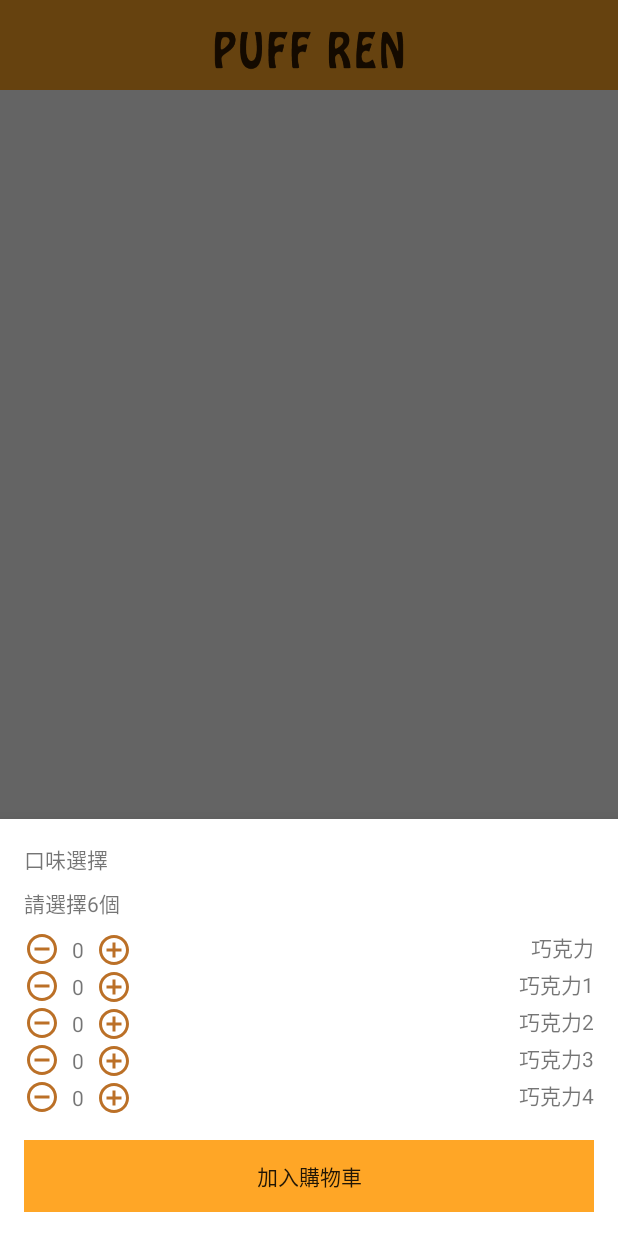
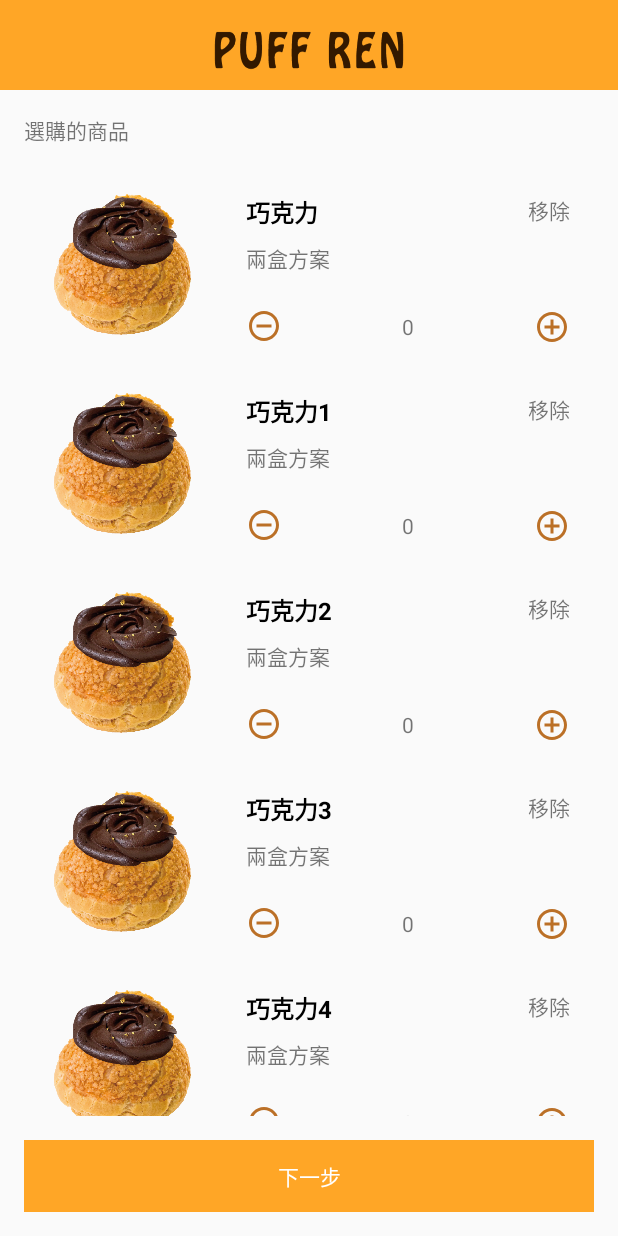
Before and after one commit to rn1it/PuffRen, an Android app: the CartFragment screen opened through its navigation route, on a phone screen of 412 x 824 dp. Run offline under Robolectric (Android 15) with nearby library versions, the phone set to English and light mode, and no system bars; our stand-ins replace data binding; 2 statements that could not run were skipped.

Commit message:
edit cart from dialog to fragment, edit detail button, edit cart ui

```diff
--- a/app/src/main/java/com/rn1/puffren/factory/ViewModelFactory.kt
+++ b/app/src/main/java/com/rn1/puffren/factory/ViewModelFactory.kt
@@ -4,10 +4,9 @@
 import androidx.lifecycle.ViewModelProvider
 import com.rn1.puffren.MainViewModel
 import com.rn1.puffren.data.source.PuffRenRepository
-import com.rn1.puffren.ui.add2cart.Add2cartViewModel
+import com.rn1.puffren.ui.cart.CartViewModel
 import com.rn1.puffren.ui.home.HomeViewModel
 import com.rn1.puffren.ui.login.LoginViewModel
-import com.rn1.puffren.ui.profile.ProfileViewModel
 import com.rn1.puffren.ui.registry.RegistryViewModel
 import com.rn1.puffren.ui.report.ReportViewModel
 
@@ -34,8 +33,6 @@
                 isAssignableFrom(ReportViewModel::class.java) ->
                     ReportViewModel(repository)
 
-                isAssignableFrom(Add2cartViewModel::class.java) ->
-                    Add2cartViewModel(repository)
                 else ->
                     throw IllegalArgumentException("Unknown ViewModel class: ${modelClass.name}")
             }
--- a/app/src/main/java/com/rn1/puffren/ui/add2cart/Add2cartDialog.kt
+++ b/app/src/main/java/com/rn1/puffren/ui/cart/CartFragment.kt
@@ -1,20 +1,23 @@
-package com.rn1.puffren.ui.add2cart
+package com.rn1.puffren.ui.cart
 
 import android.os.Bundle
 import android.view.LayoutInflater
 import android.view.View
 import android.view.ViewGroup
+import androidx.fragment.app.Fragment
 import androidx.fragment.app.viewModels
-import com.google.android.material.bottomsheet.BottomSheetDialogFragment
-import com.rn1.puffren.databinding.DialogAdd2cartBinding
+import com.rn1.puffren.databinding.FragmentCartBinding
 import com.rn1.puffren.ext.getVmFactory
-import com.rn1.puffren.util.Logger
 
-class Add2cartDialog: BottomSheetDialogFragment() {
+class CartFragment: Fragment() {
 
-    lateinit var binding: DialogAdd2cartBinding
-    val viewModel by viewModels<Add2cartViewModel> { getVmFactory()}
-
+    lateinit var binding: FragmentCartBinding
+    val viewModel by viewModels<CartViewModel> {
+        getVmFactory(
+            CartFragmentArgs.fromBundle(requireArguments()).product,
+            CartFragmentArgs.fromBundle(requireArguments()).itemPackage
+        )
+    }
 
     override fun onCreateView(
         inflater: LayoutInflater,
@@ -22,7 +25,7 @@
         savedInstanceState: Bundle?
     ): View {
 
-        binding = DialogAdd2cartBinding.inflate(inflater, container, false)
+        binding = FragmentCartBinding.inflate(inflater, container, false)
         binding.lifecycleOwner = this
         val s1 = "巧克力"
         val s2 = "巧克力1"
@@ -45,7 +48,4 @@
 
         return binding.root
     }
-
-
-
 }
--- a/app/src/main/java/com/rn1/puffren/ui/add2cart/FavorAdapter.kt
+++ b/app/src/main/java/com/rn1/puffren/ui/cart/FavorAdapter.kt
@@ -1,4 +1,4 @@
-package com.rn1.puffren.ui.add2cart
+package com.rn1.puffren.ui.cart
 
 import android.annotation.SuppressLint
 import android.view.LayoutInflater
--- a/app/src/main/res/layout/dialog_add2cart.xml
+++ /dev/null
@@ -1,54 +0,0 @@
-<?xml version="1.0" encoding="utf-8"?>
-<layout xmlns:app="http://schemas.android.com/apk/res-auto"
-    xmlns:android="http://schemas.android.com/apk/res/android">
-
-    <data>
-
-    </data>
-
-    <androidx.constraintlayout.widget.ConstraintLayout
-        android:layout_width="match_parent"
-        android:layout_height="600dp"
-        android:padding="16dp">
-
-        <TextView
-            android:id="@+id/text_choose_favor_title"
-            android:layout_width="wrap_content"
-            android:layout_height="wrap_content"
-            android:layout_marginBottom="8dp"
-            android:text="口味選擇"
-            app:layout_constraintBottom_toTopOf="@+id/text_choose_favor_note"
-            app:layout_constraintStart_toStartOf="parent" />
-
-        <TextView
-            android:id="@+id/text_choose_favor_note"
-            android:layout_width="wrap_content"
-            android:layout_height="wrap_content"
-            android:layout_marginBottom="8dp"
-            android:text="請選擇6個"
-            app:layout_constraintBottom_toTopOf="@+id/recycler_favors"
-            app:layout_constraintStart_toStartOf="parent" />
-
-        <androidx.recyclerview.widget.RecyclerView
-            android:id="@+id/recycler_favors"
-            android:layout_width="0dp"
-            android:layout_height="wrap_content"
-            android:layout_marginBottom="16dp"
-            android:orientation="vertical"
-            app:layoutManager="androidx.recyclerview.widget.LinearLayoutManager"
-            app:layout_constraintBottom_toTopOf="@+id/button_add_2_cart"
-            app:layout_constraintEnd_toEndOf="parent"
-            app:layout_constraintStart_toStartOf="parent" />
-
-        <Button
-            android:id="@+id/button_add_2_cart"
-            style="@style/Base.Widget.AppCompat.Button.Borderless"
-            android:layout_width="0dp"
-            android:layout_height="wrap_content"
-            android:background="@color/orange_ffa626"
-            android:text="@string/add2cart"
-            app:layout_constraintBottom_toBottomOf="parent"
-            app:layout_constraintEnd_toEndOf="parent"
-            app:layout_constraintStart_toStartOf="parent" />
-    </androidx.constraintlayout.widget.ConstraintLayout>
-</layout>
--- /dev/null
+++ b/app/src/main/res/layout/fragment_cart.xml
@@ -0,0 +1,49 @@
+<?xml version="1.0" encoding="utf-8"?>
+<layout xmlns:tools="http://schemas.android.com/tools"
+    xmlns:app="http://schemas.android.com/apk/res-auto"
+    xmlns:android="http://schemas.android.com/apk/res/android">
+
+    <data>
+
+    </data>
+
+    <androidx.constraintlayout.widget.ConstraintLayout
+        android:layout_width="match_parent"
+        android:layout_height="match_parent"
+        android:padding="16dp">
+
+        <TextView
+            android:id="@+id/choose_item_title"
+            android:layout_width="wrap_content"
+            android:layout_height="wrap_content"
+            android:text="@string/item_selected"
+            app:layout_constraintStart_toStartOf="parent"
+            app:layout_constraintTop_toTopOf="parent" />
+
+        <androidx.recyclerview.widget.RecyclerView
+            android:id="@+id/recycler_favors"
+            android:layout_width="0dp"
+            android:layout_height="0dp"
+            android:layout_marginTop="16dp"
+            android:layout_marginBottom="16dp"
+            android:orientation="vertical"
+            android:clipToPadding="false"
+            app:layoutManager="androidx.recyclerview.widget.LinearLayoutManager"
+            app:layout_constraintBottom_toTopOf="@+id/button_cart_next"
+            app:layout_constraintEnd_toEndOf="parent"
+            app:layout_constraintStart_toStartOf="parent"
+            app:layout_constraintTop_toBottomOf="@+id/choose_item_title" />
+
+        <Button
+            android:id="@+id/button_cart_next"
+            android:layout_width="0dp"
+            android:layout_height="wrap_content"
+            android:background="@color/orange_ffa626"
+            android:text="@string/next_step"
+            android:textColor="@color/white"
+            app:layout_constraintBottom_toBottomOf="parent"
+            app:layout_constraintEnd_toEndOf="parent"
+            app:layout_constraintStart_toStartOf="parent"
+            style="@style/Base.Widget.AppCompat.Button.Borderless" />
+    </androidx.constraintlayout.widget.ConstraintLayout>
+</layout>
--- a/app/src/main/res/layout/fragment_detail.xml
+++ b/app/src/main/res/layout/fragment_detail.xml
@@ -190,12 +190,13 @@
                 android:layout_width="0dp"
                 android:layout_height="48dp"
                 android:layout_margin="16dp"
-                android:background="@color/orange_ffa626"
+                android:background="@color/grey_d3d3d3"
                 android:letterSpacing="0.15"
                 android:text="@string/note_select_item_first"
                 android:textColor="@color/white"
                 android:textSize="16sp"
-                android:onClick="@{() -> viewModel.show2cart()}"
+                android:enabled="false"
+                android:onClick="@{() -> viewModel.navigateToCart()}"
                 style="@style/Base.Widget.AppCompat.Button.Borderless"
                 app:layout_constraintEnd_toEndOf="parent"
                 app:layout_constraintStart_toStartOf="parent"
--- a/app/src/main/res/layout/item_favor.xml
+++ b/app/src/main/res/layout/item_favor.xml
@@ -4,29 +4,88 @@
     xmlns:android="http://schemas.android.com/apk/res/android">
 
     <data>
-
+        <variable
+            name="viewModel"
+            type="com.rn1.puffren.ui.cart.CartViewModel" />
+        <variable
+            name="product"
+            type="com.rn1.puffren.data.Product" />
     </data>
 
     <androidx.constraintlayout.widget.ConstraintLayout
         android:layout_width="match_parent"
-        android:layout_height="wrap_content">
+        android:layout_height="wrap_content"
+        android:padding="16dp">
+
+        <ImageView
+            android:id="@+id/image_puff_favor"
+            android:layout_width="100dp"
+            android:layout_height="100dp"
+            android:src="@drawable/dark_chocolate_cream_puff"
+            app:layout_constraintStart_toStartOf="parent"
+            app:layout_constraintTop_toTopOf="parent" />
+
+        <TextView
+            android:id="@+id/text_item_favor"
+            android:layout_width="0dp"
+            android:layout_height="wrap_content"
+            android:layout_marginStart="32dp"
+            android:layout_marginEnd="16dp"
+            android:text="巧克力"
+            app:layout_constraintEnd_toStartOf="@+id/text_item_remove"
+            app:layout_constraintStart_toEndOf="@+id/image_puff_favor"
+            app:layout_constraintTop_toTopOf="@+id/image_puff_favor"
+            style="@style/text_style_item_title" />
+
+        <TextView
+            android:id="@+id/text_item_remove"
+            android:layout_width="wrap_content"
+            android:layout_height="wrap_content"
+            android:text="移除"
+            app:layout_constraintEnd_toEndOf="parent"
+            app:layout_constraintTop_toTopOf="parent" />
+
+        <TextView
+            android:id="@+id/text_item_price"
+            style="@style/text_style_item_title"
+            price="30"
+            android:layout_width="wrap_content"
+            android:layout_height="wrap_content"
+            app:layout_constraintEnd_toEndOf="parent"
+            app:layout_constraintTop_toTopOf="@+id/textView"
+            tools:text="NT$380" />
+
+        <TextView
+            android:id="@+id/textView"
+            android:layout_width="wrap_content"
+            android:layout_height="wrap_content"
+            android:layout_marginTop="8dp"
+            android:text="兩盒方案"
+            app:layout_constraintStart_toStartOf="@+id/text_item_favor"
+            app:layout_constraintTop_toBottomOf="@+id/text_item_favor" />
 
         <ImageButton
             android:id="@+id/button_minus"
             android:layout_width="wrap_content"
             android:layout_height="wrap_content"
+            android:layout_marginStart="32dp"
             android:background="@null"
-            app:layout_constraintStart_toStartOf="parent"
-            app:layout_constraintTop_toTopOf="parent"
+            android:onClick="@{"
+            app:layout_constraintBottom_toBottomOf="@+id/image_puff_favor"
+            app:layout_constraintEnd_toStartOf="@+id/text_favor_amount"
+            app:layout_constraintHorizontal_bias="0.5"
+            app:layout_constraintHorizontal_chainStyle="spread_inside"
+            app:layout_constraintStart_toEndOf="@+id/image_puff_favor"
             app:srcCompat="@drawable/ic_baseline_minus_circle_outline_24" />
 
         <ImageButton
             android:id="@+id/button_add"
             android:layout_width="wrap_content"
             android:layout_height="wrap_content"
-            android:layout_marginStart="8dp"
             android:background="@null"
             app:layout_constraintBottom_toBottomOf="@+id/text_favor_amount"
+            app:layout_constraintEnd_toEndOf="parent"
+            app:layout_constraintHorizontal_bias="0.5"
             app:layout_constraintStart_toEndOf="@+id/text_favor_amount"
             app:layout_constraintTop_toTopOf="@+id/text_favor_amount"
             app:srcCompat="@drawable/ic_baseline_add_circle_outline_24" />
@@ -35,18 +94,12 @@
             android:id="@+id/text_favor_amount"
             android:layout_width="wrap_content"
             android:layout_height="wrap_content"
-            android:layout_marginStart="8dp"
             android:text="0"
             app:layout_constraintBottom_toBottomOf="@+id/button_minus"
+            app:layout_constraintEnd_toStartOf="@+id/button_add"
+            app:layout_constraintHorizontal_bias="0.5"
             app:layout_constraintStart_toEndOf="@+id/button_minus"
             app:layout_constraintTop_toTopOf="@+id/button_minus" />
 
-        <TextView
-            android:id="@+id/text_item_favor"
-            android:layout_width="wrap_content"
-            android:layout_height="wrap_content"
-            android:text="巧克力"
-            app:layout_constraintEnd_toEndOf="parent"
-            app:layout_constraintTop_toTopOf="parent" />
     </androidx.constraintlayout.widget.ConstraintLayout>
 </layout>
--- a/app/src/main/res/layout/item_package.xml
+++ b/app/src/main/res/layout/item_package.xml
@@ -45,9 +45,10 @@
 
         <TextView
             android:id="@+id/text_origin_price"
-            price="@{itemPackage.originalPrice}"
             android:layout_width="wrap_content"
             android:layout_height="wrap_content"
+            price="@{itemPackage.originalPrice}"
+            android:textSize="12sp"
             app:layout_constraintEnd_toEndOf="parent"
             app:layout_constraintTop_toTopOf="parent"
             tool:text="NT$200" />
--- a/app/src/main/res/navigation/navigation.xml
+++ b/app/src/main/res/navigation/navigation.xml
@@ -67,11 +67,20 @@
         android:label="EditMembershipFragment"
         tools:layout="@layout/fragment_edit_membership"/>
 
-    <dialog
-        android:id="@+id/add2cartDialog"
-        android:name="com.rn1.puffren.ui.add2cart.Add2cartDialog"
-        android:label="Add2cartDialog"
-        tools:layout="@layout/dialog_add2cart"/>
+    <fragment
+        android:id="@+id/cartFragment"
+        android:name="com.rn1.puffren.ui.cart.CartFragment"
+        android:label="CartFragment"
+        tools:layout="@layout/fragment_cart">
+        <argument
+            android:name="product"
+            app:argType="com.rn1.puffren.data.Product"
+            app:nullable="true" />
+        <argument
+            android:name="itemPackage"
+            app:argType="com.rn1.puffren.data.ItemPackage"
+            app:nullable="true" />
+    </fragment>
 
     <fragment
         android:id="@+id/registryFragment"
@@ -109,8 +118,8 @@
         app:destination="@id/profileFragment" />
 
     <action
-        android:id="@+id/action_global_add2cartDialog"
-        app:destination="@id/add2cartDialog" />
+        android:id="@+id/action_global_cartFragment"
+        app:destination="@id/cartFragment" />
 
     <action
         android:id="@+id/action_global_editMembershipFragment"
--- a/app/src/main/res/values/colors.xml
+++ b/app/src/main/res/values/colors.xml
@@ -7,4 +7,6 @@
     <color name="orange_ffa626">#FFA626</color>
     <color name="gray_646464">#646464</color>
     <color name="white">#FFFFFF</color>
+    <color name="grey_d3d3d3">#D3D3D3</color>
+    <color name="black_000000">#000000</color>
 </resources>
--- a/app/src/main/res/values/strings.xml
+++ b/app/src/main/res/values/strings.xml
@@ -50,4 +50,6 @@
     <string name="notification">注意事項</string>
     <string name="where_are_puffrens">泡芙人在哪</string>
     <string name="puffrens_tomorrow">明天的泡芙人</string>
+    <string name="item_selected">選購的商品</string>
+    <string name="next_step">下一步</string>
 </resources>
--- a/app/src/main/res/values/styles.xml
+++ b/app/src/main/res/values/styles.xml
@@ -48,4 +48,10 @@
         <item name="android:textSize">18sp</item>
     </style>
 
+    <style name="text_style_item_title">
+        <item name="android:textColor">@color/black_000000</item>
+        <item name="android:textStyle">bold</item>
+        <item name="android:textSize">16sp</item>
+    </style>
+
 </resources>
```
Also changed, not shown: app/src/main/java/com/rn1/puffren/ext/FragmentExt.kt (+7 -4 lines), app/src/main/java/com/rn1/puffren/factory/CartViewModelFactory.kt (added, +28 -0 lines), app/src/main/java/com/rn1/puffren/ui/add2cart/Add2cartViewModel.kt (deleted, +0 -13 lines), app/src/main/java/com/rn1/puffren/ui/cart/CartViewModel.kt (added, +28 -0 lines), app/src/main/java/com/rn1/puffren/ui/location/LocationFragment.kt (+12 -5 lines), app/src/main/java/com/rn1/puffren/ui/product/detail/DetailFragment.kt (+9 -5 lines), app/src/main/java/com/rn1/puffren/ui/product/detail/DetailViewModel.kt (+9 -5 lines), app/src/main/java/com/rn1/puffren/ui/product/detail/PuffPackageAdapter.kt (+13 -2 lines).
